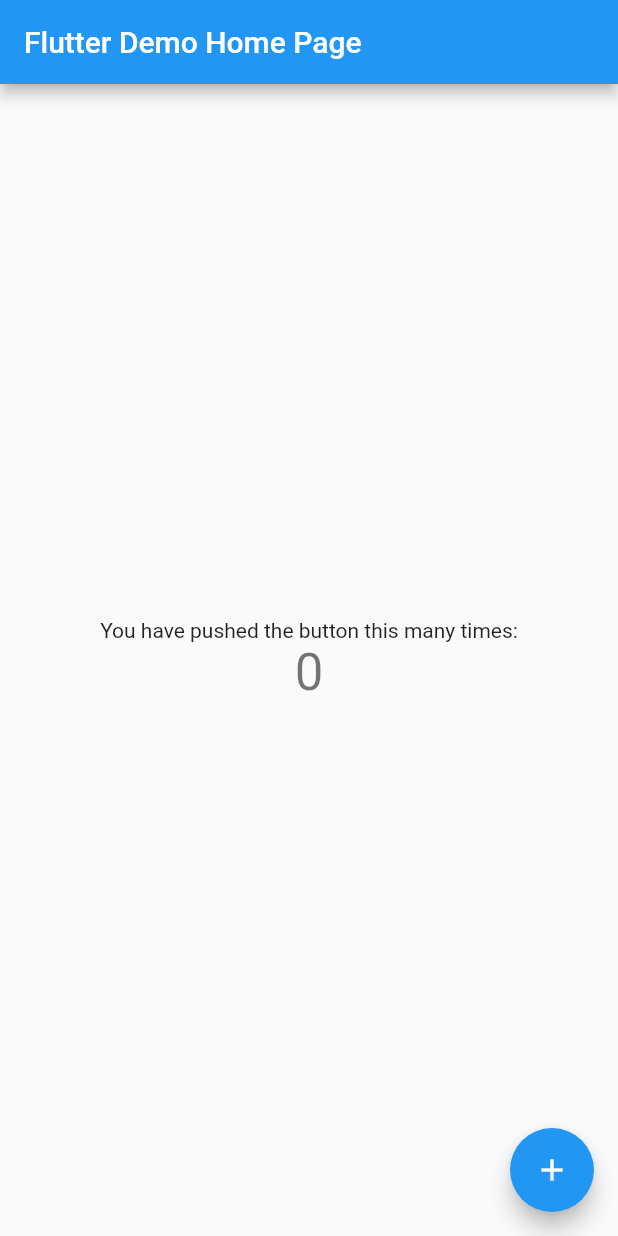
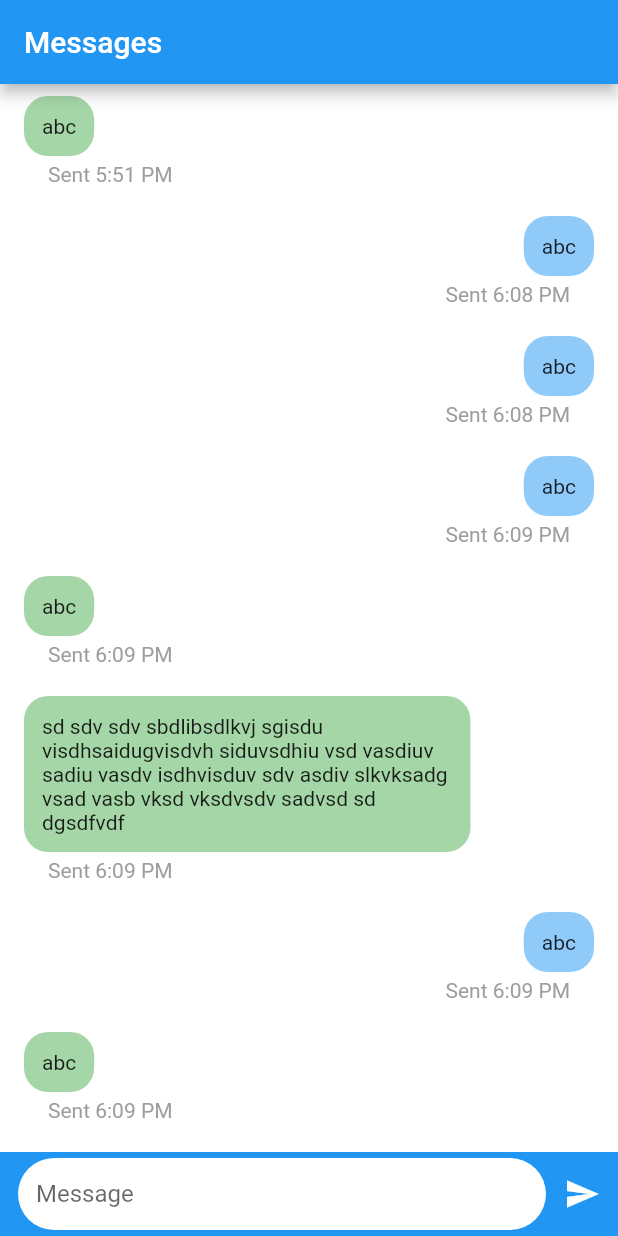
Before and after one commit to dmoneyballer/dev-map, a Flutter app: the screen it shows after launch, on a phone screen of 412 x 824 dp. Run offline on Flutter 3.47's test engine with Material 2 defaults, Android fonts, the phone set to English and light mode, and no system bars.

```diff
--- a/lib/main.dart
+++ b/lib/main.dart
@@ -1,4 +1,5 @@
 import 'package:flutter/material.dart';
+import 'package:flutter_app/messaging.dart';
 
 void main() => runApp(MyApp());
 
@@ -9,103 +10,9 @@ class MyApp extends StatelessWidget {
     return MaterialApp(
       title: 'Flutter Demo',
       theme: ThemeData(
-        // This is the theme of your application.
-        //
-        // Try running your application with "flutter run". You'll see the
-        // application has a blue toolbar. Then, without quitting the app, try
-        // changing the primarySwatch below to Colors.green and then invoke
-        // "hot reload" (press "r" in the console where you ran "flutter run",
-        // or simply save your changes to "hot reload" in a Flutter IDE).
-        // Notice that the counter didn't reset back to zero; the application
-        // is not restarted.
         primarySwatch: Colors.blue,
       ),
-      home: MyHomePage(title: 'Flutter Demo Home Page'),
+      home: MessagingWidget(),
     );
   }
 }
-
-class MyHomePage extends StatefulWidget {
-  MyHomePage({Key key, this.title}) : super(key: key);
-
-  // This widget is the home page of your application. It is stateful, meaning
-  // that it has a State object (defined below) that contains fields that affect
-  // how it looks.
-
-  // This class is the configuration for the state. It holds the values (in this
-  // case the title) provided by the parent (in this case the App widget) and
-  // used by the build method of the State. Fields in a Widget subclass are
-  // always marked "final".
-
-  final String title;
-
-  @override
-  _MyHomePageState createState() => _MyHomePageState();
-}
-
-class _MyHomePageState extends State<MyHomePage> {
-  int _counter = 0;
-
-  void _incrementCounter() {
-    setState(() {
-      // This call to setState tells the Flutter framework that something has
-      // changed in this State, which causes it to rerun the build method below
-      // so that the display can reflect the updated values. If we changed
-      // _counter without calling setState(), then the build method would not be
-      // called again, and so nothing would appear to happen.
-      _counter++;
-    });
-  }
-
-  @override
-  Widget build(BuildContext context) {
-    // This method is rerun every time setState is called, for instance as done
-    // by the _incrementCounter method above.
-    //
-    // The Flutter framework has been optimized to make rerunning build methods
-    // fast, so that you can just rebuild anything that needs updating rather
-    // than having to individually change instances of widgets.
-    return Scaffold(
-      appBar: AppBar(
-        // Here we take the value from the MyHomePage object that was created by
-        // the App.build method, and use it to set our appbar title.
-        title: Text(widget.title),
-      ),
-      body: Center(
-        // Center is a layout widget. It takes a single child and positions it
-        // in the middle of the parent.
-        child: Column(
-          // Column is also layout widget. It takes a list of children and
-          // arranges them vertically. By default, it sizes itself to fit its
-          // children horizontally, and tries to be as tall as its parent.
-          //
-          // Invoke "debug painting" (press "p" in the console, choose the
-          // "Toggle Debug Paint" action from the Flutter Inspector in Android
-          // Studio, or the "Toggle Debug Paint" command in Visual Studio Code)
-          // to see the wireframe for each widget.
-          //
-          // Column has various properties to control how it sizes itself and
-          // how it positions its children. Here we use mainAxisAlignment to
-          // center the children vertically; the main axis here is the vertical
-          // axis because Columns are vertical (the cross axis would be
-          // horizontal).
-          mainAxisAlignment: MainAxisAlignment.center,
-          children: <Widget>[
-            Text(
-              'You have pushed the button this many times:',
-            ),
-            Text(
-              '$_counter',
-              style: Theme.of(context).textTheme.display1,
-            ),
-          ],
-        ),
-      ),
-      floatingActionButton: FloatingActionButton(
-        onPressed: _incrementCounter,
-        tooltip: 'Increment',
-        child: Icon(Icons.add),
-      ), // This trailing comma makes auto-formatting nicer for build methods.
-    );
-  }
-}
--- /dev/null
+++ b/lib/messaging.dart
@@ -0,0 +1,185 @@
+import 'package:flutter/material.dart';
+
+class MessagingWidget extends StatefulWidget {
+  final int readerId;
+  final int partnerId;
+
+  MessagingWidget({
+    this.readerId = mockReaderId,
+    this.partnerId = mockPartnerId,
+  });
+
+  @override
+  State createState() => MessagingWidgetState();
+}
+
+class MessagingWidgetState extends State<MessagingWidget> {
+
+  void sendMessage() async {
+    // Send message to firestore
+  }
+
+  @override
+  Widget build(BuildContext cxt) {
+    final sideSpacing = MediaQuery.of(cxt).size.width * 0.2;
+    final messages = mockData;
+    return Scaffold(
+      backgroundColor: Theme.of(cxt).primaryColor,
+      appBar: AppBar(
+        title: Text('Messages'),
+      ),
+      body: SafeArea(
+        child: Container(
+          color: Colors.white,
+          child: Column(
+            children: [
+              Expanded(
+                child: ListView(
+                  children: [
+                    if (messages == null)
+                      Padding(
+                        padding: EdgeInsets.all(44),
+                        child: Container(
+                          child: Text(
+                            'There are no messages to show.',
+                            style: TextStyle(
+                              fontSize: 24,
+                              color: Colors.grey,
+                            ),
+                          ),
+                        ),
+                      )
+                    else for (var msg in messages)
+                      MessageEntry(
+                        userId: widget.readerId,
+                        sideSpacing: sideSpacing,
+                        message: msg,
+                      )
+                  ],
+                ),
+              ),
+              Container(
+                decoration: BoxDecoration(
+                  color: Theme.of(cxt).primaryColor,
+                ),
+                padding: EdgeInsets.only(left: 12, top: 4, bottom: 4),
+                child: Row(
+                  children: [
+                    Expanded(
+                      child: TextField(
+                        decoration: InputDecoration(
+                          hintText: 'Message',
+                          contentPadding: EdgeInsets.only(left: 12, top: 8, bottom: 8),
+                          filled: true,
+                          fillColor: Colors.white,
+                          border: OutlineInputBorder(
+                            borderRadius: BorderRadius.circular(32),
+                            borderSide: BorderSide.none,
+                          ),
+                        ),
+                      ),
+                    ),
+                    IconButton(
+                      icon: Icon(Icons.send, color: Colors.white),
+                      onPressed: () => sendMessage(),
+                    ),
+                  ],
+                ),
+              ),
+            ],
+          ),
+        ),
+      ),
+    );
+  }
+}
+
+class MessageEntry extends StatelessWidget {
+  final int userId;
+  final Message message;
+  final double sideSpacing;
+
+  MessageEntry({
+    this.message,
+    this.userId,
+    this.sideSpacing,
+  });
+
+  bool get messageSentByUser => userId == message.authorId;
+
+  @override
+  Widget build(BuildContext cxt) {
+    return Padding(
+      padding: EdgeInsets.symmetric(horizontal: 16, vertical: 8),
+      child: Row(
+        children: [
+          if (!messageSentByUser)
+            SizedBox(width: sideSpacing),
+          Expanded(
+            child: Align(
+              alignment: messageSentByUser ? Alignment.centerLeft : Alignment.centerRight,
+              child: Column(
+                crossAxisAlignment: messageSentByUser ? CrossAxisAlignment.start : CrossAxisAlignment.end,
+                children: [
+                  Container(
+                    decoration: BoxDecoration(
+                      color: messageSentByUser ? Colors.green[200] : Colors.blue[200],
+                      borderRadius: BorderRadius.circular(16),
+                    ),
+                    padding: EdgeInsets.all(12),
+                    child: Text(message.message),
+                  ),
+                  Padding(
+                    padding: EdgeInsets.symmetric(horizontal: 16, vertical: 4),
+                    child: Text(
+                      'Sent ${message.timeString}',
+                      style: TextStyle(
+                        color: Colors.grey,
+                      ),
+                    ),
+                  ),
+                ],
+              ),
+            ),
+          ),
+          if (messageSentByUser)
+            SizedBox(width: sideSpacing),
+        ],
+      ),
+    );
+  }
+}
+
+class Message {
+  final int authorId;
+  final int timestamp;
+  final String message;
+
+  const Message(this.authorId, this.timestamp, this.message);
+
+  String get timeString {
+    final dt = DateTime.fromMillisecondsSinceEpoch(timestamp * 1000);
+    return '${((dt.hour + 11) % 12) + 1}:${dt.minute.toString().padLeft(2, '0')} ${dt.hour >= 12 ? "PM" : "AM"}';
+  }
+
+  @override
+  String toString() => '{authorId: $authorId, message: $message}';
+}
+
+const int mockReaderId = 1;
+const int mockPartnerId = 2;
+const List<Message> mockData = [
+  Message(1, 1559411514, 'abc'),
+  Message(2, 1559412524, 'abc'),
+  Message(2, 1559412534, 'abc'),
+  Message(2, 1559412544, 'abc'),
+  Message(1, 1559412554, 'abc'),
+  Message(1, 1559412564, 'sd sdv sdv sbdlibsdlkvj sgisdu visdhsaidugvisdvh siduvsdhiu vsd vasdiuv sadiu vasdv isdhvisduv sdv asdiv slkvksadg vsad vasb vksd vksdvsdv sadvsd sd dgsdfvdf'),
+  Message(2, 1559412574, 'abc'),
+  Message(1, 1559412584, 'abc'),
+  Message(2, 1559412594, 'abc'),
+  Message(2, 1559412604, 'sd sdv sdv sbdlibsdlkvj sgisdu visdhsaidugvisdvh siduvsdhiu vsd vasdiuv sadiu vasdv isdhvisduv sdv asdiv slkvksadg vsad vasb vksd vksdvsdv sadvsd sd dgsdfvdf'),
+  Message(1, 1559412614, 'abc'),
+  Message(1, 1559412624, 'abc'),
+  Message(2, 1559412634, 'abc'),
+];
```
Also changed, not shown: pubspec.yaml (+7 -1 lines), pubspec.lock, 20 other files.
